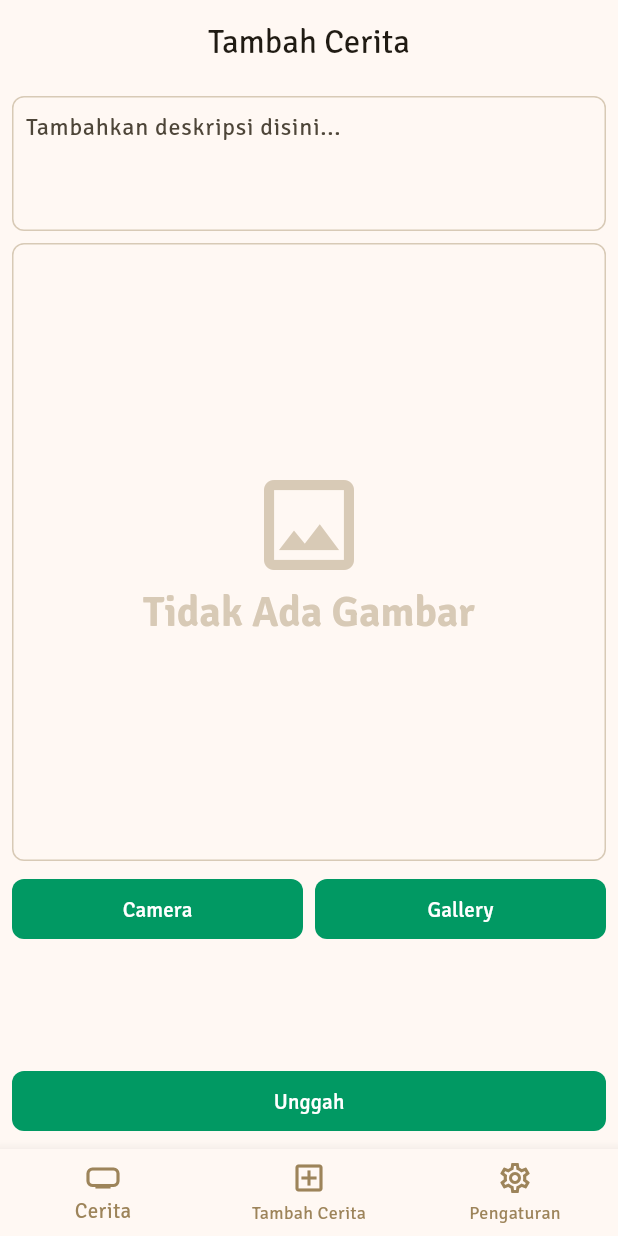
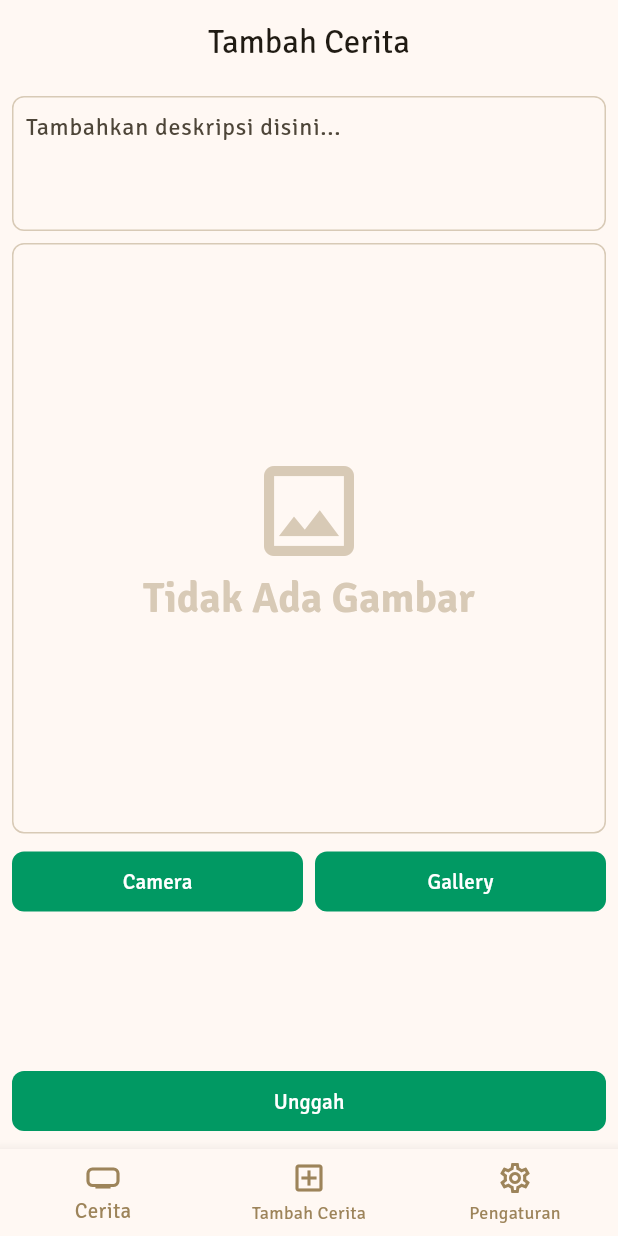
Before and after one commit to DanuRamdhani/storyApp-dicoding, a Flutter app: the AddStoryScreen screen opened by its route, on a phone screen of 412 x 824 dp. Run offline on Flutter 3.47's test engine with Material 3 defaults, Android fonts, the phone set to English and light mode, and no system bars; our stand-ins replace cached_network_image, flutter_cache_manager, flutter_image_compress, go_router, image_picker, shared_preferences; accounts and stored records are empty.

Commit message:
fix overflow addScreen and settingScreen

```diff
--- a/lib/views/add_story.dart
+++ b/lib/views/add_story.dart
@@ -47,7 +47,9 @@ class AddStoryScreen extends StatelessWidget {
                   ),
                 ),
                 const SizedBox(height: 8),
-                Container(
+                Flexible(
+                  flex: 4,
+                  child: Container(
                     height: context.width,
                     decoration: BoxDecoration(
                       border: Border.all(
@@ -80,6 +82,7 @@ class AddStoryScreen extends StatelessWidget {
                             ],
                           )
                         : const SizedBox(),
+                  ),
                 ),
                 const SizedBox(height: 8),
                 Row(
--- a/lib/views/settings.dart
+++ b/lib/views/settings.dart
@@ -27,8 +27,7 @@ class SettingsScreen extends StatelessWidget {
           return SafeArea(
             child: Padding(
               padding: const EdgeInsets.all(8).copyWith(top: 40),
-              child: Column(
-                crossAxisAlignment: CrossAxisAlignment.stretch,
+              child: ListView(
                 children: [
                   CircleAvatar(
                     maxRadius: 32,
```
Lines whose indentation alone changed are shown as unchanged.
